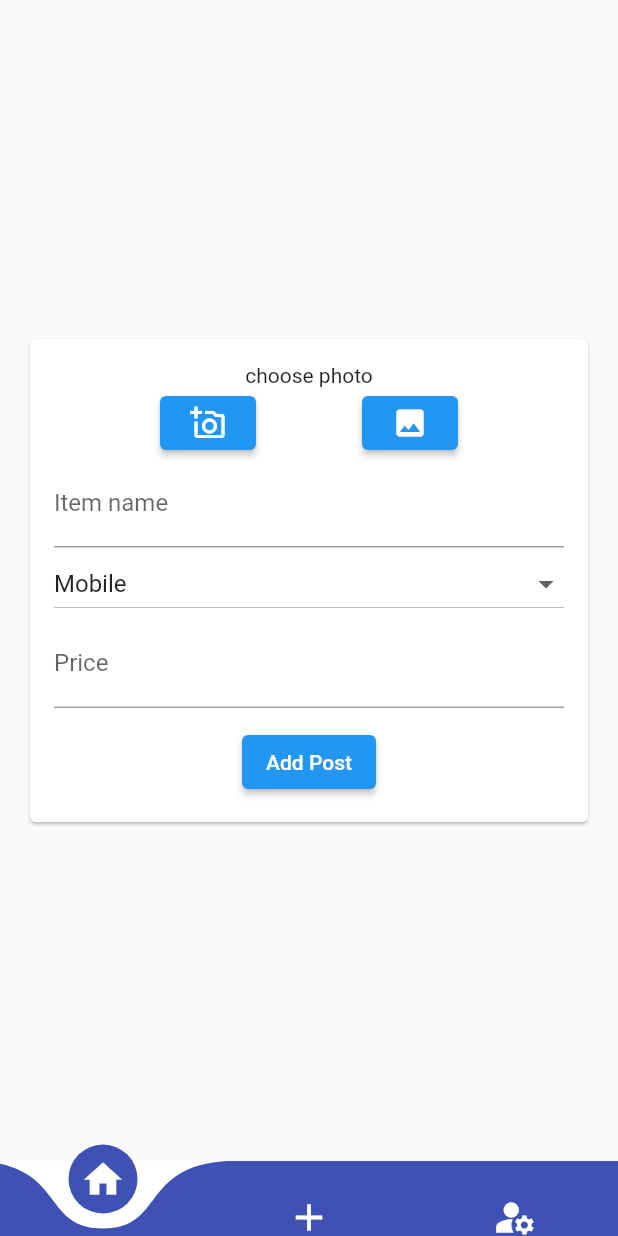
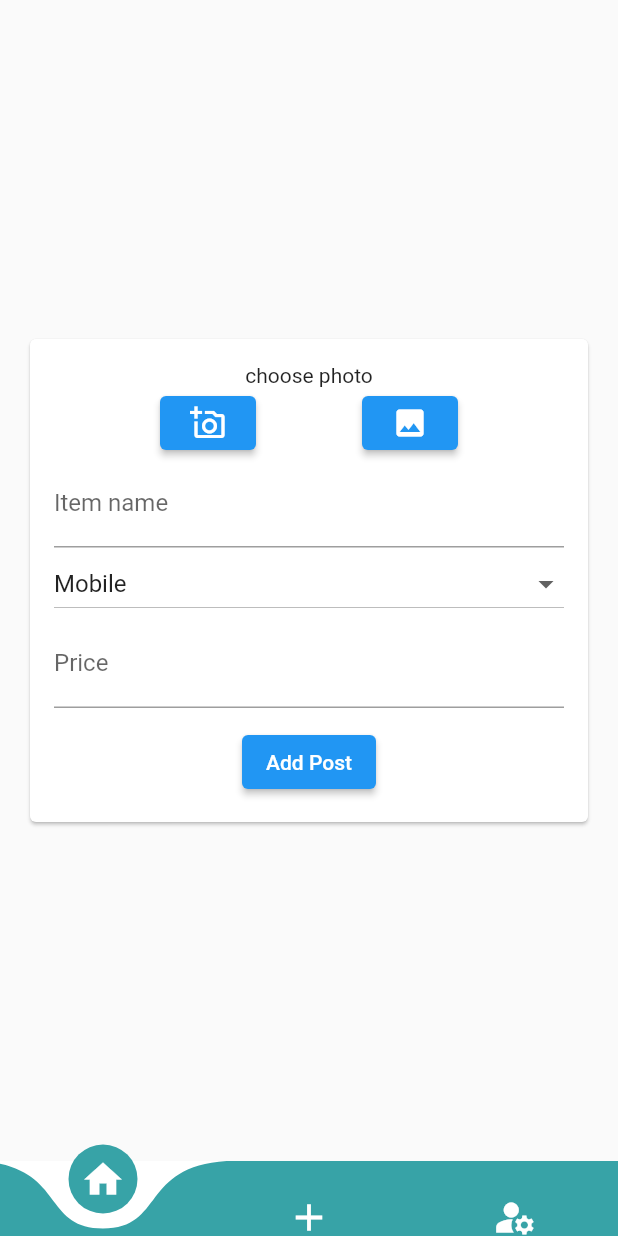
Before and after one commit to Getasew21/student-ecom-mobile-project, a Flutter app: the screen it shows once a user with an empty profile is signed in, swiped to page 2, on a phone screen of 412 x 824 dp. Run offline on Flutter 3.47's test engine with Material 2 defaults, Android fonts, the light colour scheme and no system bars; drawn by our look-alikes of curved_navigation_bar; our stand-ins replace cloud_firestore, firebase_auth, firebase_core, firebase_messaging, firebase_storage, flutter_local_notifications and 2 more; missing offline and left inert: dart:ffi; accounts and stored records are empty.

Commit message:
some minor changes

```diff
--- a/lib/main.dart
+++ b/lib/main.dart
@@ -1,7 +1,5 @@
-import 'package:firebase_analytics/firebase_analytics.dart';
 import 'package:firebase_auth/firebase_auth.dart';
 import 'package:firebase_messaging/firebase_messaging.dart';
-import 'package:flutter/foundation.dart';
 import 'package:flutter/material.dart';
 import 'package:firebase_core/firebase_core.dart';
 import 'package:studecom/screens/Home.dart';
@@ -21,7 +19,7 @@ void main() async {
   );
   await FirebaseMessaging.instance.setAutoInitEnabled(true);
   FirebaseMessaging messaging = FirebaseMessaging.instance;
-  NotificationSettings settings = await messaging.requestPermission(
+  await messaging.requestPermission(
     alert: true,
     announcement: false,
     badge: true,
@@ -31,7 +29,7 @@ void main() async {
     sound: true,
   );
   FirebaseMessaging.onBackgroundMessage(_firrebaseMessagingBackgroundHandler);
-    await FirebaseMessaging.instance.setForegroundNotificationPresentationOptions(
+  await FirebaseMessaging.instance.setForegroundNotificationPresentationOptions(
     alert: true,
     badge: true,
     sound: true,
@@ -55,7 +53,6 @@ class _MyAppState extends State<MyApp> {
       LocalNotificationService.showNotificationOnForeground(message);
     });
     FirebaseMessaging.onMessageOpenedApp.listen((RemoteMessage message) {
-
       LocalNotificationService.showNotificationOnForeground(message);
     });
   }
@@ -71,9 +68,9 @@ class _MyAppState extends State<MyApp> {
         stream: FirebaseAuth.instance.authStateChanges(),
         builder: (context, snapshot) {
           if (snapshot.hasData) {
-            return Home();
+            return const Home();
           }
-          return SignUp();
+          return const SignUp();
         },
       ),
     );
--- a/lib/screens/Home.dart
+++ b/lib/screens/Home.dart
@@ -9,6 +9,7 @@ class Home extends StatefulWidget {
   const Home({Key? key}) : super(key: key);
 
   @override
+  // ignore: library_private_types_in_public_api
   _HomeState createState() => _HomeState();
 }
 
@@ -27,8 +28,8 @@ class _HomeState extends State<Home> {
       bottomNavigationBar: CurvedNavigationBar(
         animationCurve: Curves.linear,
         height: 50,
-        color: Colors.indigo,
-        backgroundColor: Color.fromARGB(255, 255, 255, 255),
+        color:const Color.fromARGB(255, 55, 163, 167),
+        backgroundColor:const Color.fromARGB(255, 255, 255, 255),
         items: const <Widget>[
           Icon(
             Icons.home,
@@ -61,7 +62,7 @@ class _HomeState extends State<Home> {
         children: List.generate(
             bottomBarPages.length, (index) => bottomBarPages[index]),
       ),
-      backgroundColor: const Color.fromARGB(255, 114, 116, 119),
+      backgroundColor: const Color.fromARGB(255, 190, 190, 190),
     );
   }
 }
--- a/lib/widgets/Post.dart
+++ b/lib/widgets/Post.dart
@@ -21,8 +21,9 @@ class Post extends StatelessWidget {
               alignment: Alignment.center,
               child: Image.network(
                 imageUrl,
+                width: 200,
                 height: 160,
-                fit: BoxFit.contain,
+                fit: BoxFit.cover,
                 loadingBuilder: (BuildContext context, Widget child,
                     ImageChunkEvent? loadingProgress) {
                   if (loadingProgress == null) return child;
@@ -53,7 +54,7 @@ class Post extends StatelessWidget {
                   ),
                   Container(height: 10),
                   Text(
-                    price,
+                    "\$" + price,
                     style: TextStyle(
                       fontSize: 18,
                       color: Colors.grey[700],
```
Also changed, not shown: lib/screens/Posts.dart (+14 -8 lines).
